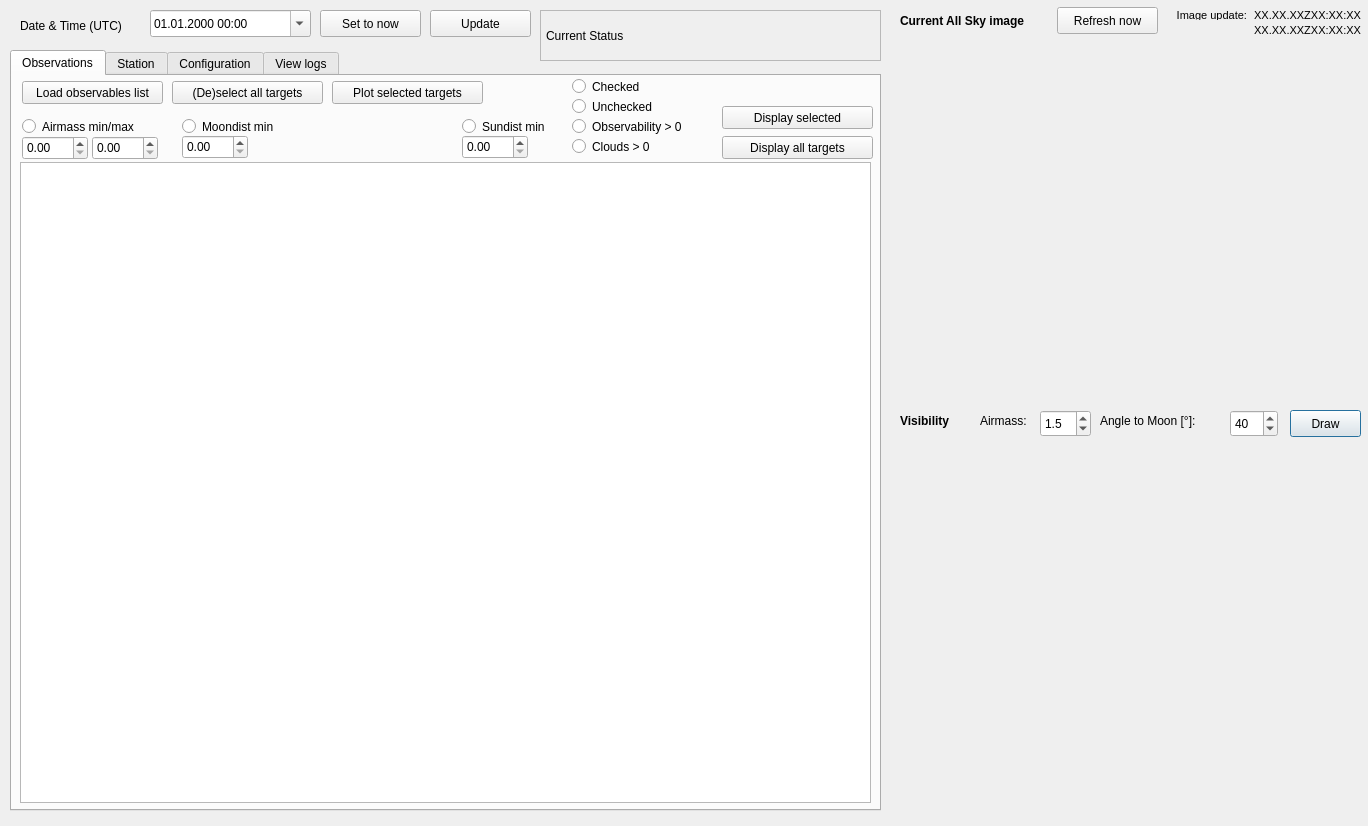
First picture: the form in pouet/design.ui, repository vbonvin/POUET, before the edit.
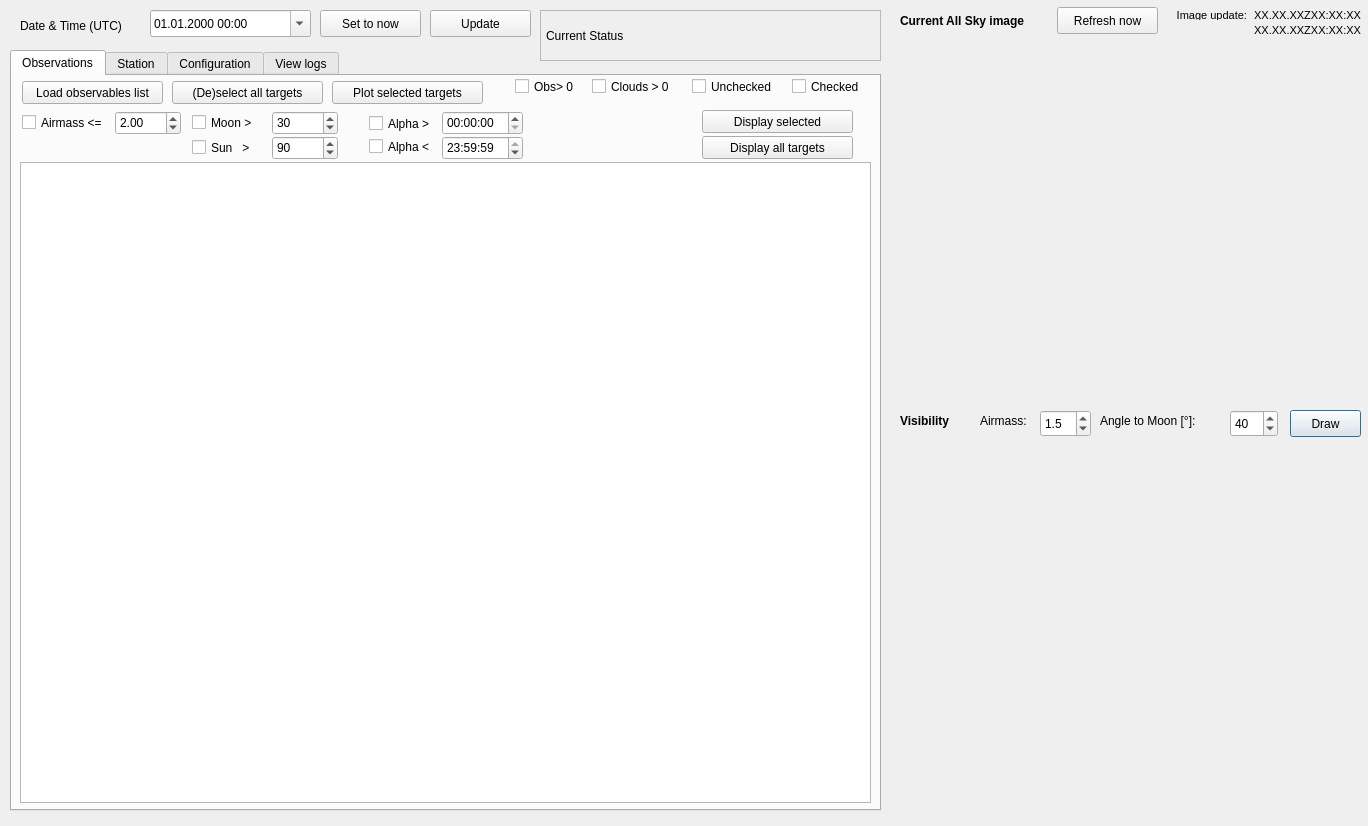
Second picture: the form after the edit.

Commit message: select and sort observables in the model now working. Missing alpha and delta selection atm

```diff
--- a/pouet/design.ui
+++ b/pouet/design.ui
@@ -308,8 +308,8 @@
     <widget class="QPushButton" name="displaySelectedObs">
      <property name="geometry">
       <rect>
-       <x>710</x>
-       <y>30</y>
+       <x>690</x>
+       <y>34</y>
        <width>151</width>
        <height>23</height>
       </rect>
@@ -318,43 +318,45 @@
       <string>Display selected</string>
      </property>
     </widget>
-    <widget class="QRadioButton" name="toggleAirmassObs">
+    <widget class="QCheckBox" name="toggleAirmassObs">
      <property name="geometry">
       <rect>
        <x>10</x>
-       <y>40</y>
-       <width>131</width>
+       <y>36</y>
+       <width>91</width>
        <height>21</height>
       </rect>
      </property>
      <property name="text">
-      <string>Airmass min/max</string>
-     </property>
-    </widget>
-    <widget class="QDoubleSpinBox" name="airmassMinObs">
-     <property name="geometry">
-      <rect>
-       <x>10</x>
-       <y>60</y>
-       <width>66</width>
-       <height>24</height>
-      </rect>
+      <string>Airmass &lt;=</string>
      </property>
     </widget>
     <widget class="QDoubleSpinBox" name="airmassMaxObs">
      <property name="geometry">
       <rect>
-       <x>80</x>
-       <y>60</y>
+       <x>103</x>
+       <y>35</y>
        <width>66</width>
        <height>24</height>
       </rect>
      </property>
+     <property name="minimum">
+      <double>1.000000000000000</double>
+     </property>
+     <property name="maximum">
+      <double>10.000000000000000</double>
+     </property>
+     <property name="singleStep">
+      <double>0.100000000000000</double>
+     </property>
+     <property name="value">
+      <double>2.000000000000000</double>
+     </property>
     </widget>
     <widget class="QPushButton" name="displayAllObs">
      <property name="geometry">
       <rect>
-       <x>710</x>
+       <x>690</x>
        <y>60</y>
        <width>151</width>
        <height>23</height>
@@ -364,58 +366,76 @@
       <string>Display all targets</string>
      </property>
     </widget>
-    <widget class="QRadioButton" name="toggleMoondistObs">
+    <widget class="QCheckBox" name="toggleMoondistObs">
      <property name="geometry">
       <rect>
-       <x>170</x>
-       <y>40</y>
-       <width>131</width>
+       <x>180</x>
+       <y>36</y>
+       <width>101</width>
        <height>21</height>
       </rect>
      </property>
      <property name="text">
-      <string>Moondist min</string>
+      <string>Moon &gt;</string>
      </property>
     </widget>
     <widget class="QDoubleSpinBox" name="moondistMinObs">
      <property name="geometry">
       <rect>
-       <x>170</x>
-       <y>59</y>
+       <x>260</x>
+       <y>35</y>
        <width>66</width>
        <height>24</height>
       </rect>
      </property>
+     <property name="decimals">
+      <number>0</number>
+     </property>
+     <property name="maximum">
+      <double>180.000000000000000</double>
+     </property>
+     <property name="value">
+      <double>30.000000000000000</double>
+     </property>
     </widget>
     <widget class="QDoubleSpinBox" name="sundistMinObs">
      <property name="geometry">
       <rect>
-       <x>450</x>
-       <y>59</y>
+       <x>260</x>
+       <y>60</y>
        <width>66</width>
        <height>24</height>
       </rect>
      </property>
+     <property name="decimals">
+      <number>0</number>
+     </property>
+     <property name="maximum">
+      <double>180.000000000000000</double>
+     </property>
+     <property name="value">
+      <double>90.000000000000000</double>
+     </property>
     </widget>
-    <widget class="QRadioButton" name="toggleSundistObs">
+    <widget class="QCheckBox" name="toggleSundistObs">
      <property name="geometry">
       <rect>
-       <x>450</x>
-       <y>40</y>
+       <x>180</x>
+       <y>61</y>
        <width>101</width>
        <height>21</height>
       </rect>
      </property>
      <property name="text">
-      <string>Sundist min</string>
+      <string>Sun   &gt;</string>
      </property>
     </widget>
-    <widget class="QRadioButton" name="toggleUncheckedObs">
+    <widget class="QCheckBox" name="toggleUncheckedObs">
      <property name="geometry">
       <rect>
-       <x>560</x>
-       <y>20</y>
-       <width>131</width>
+       <x>680</x>
+       <y>0</y>
+       <width>91</width>
        <height>21</height>
       </rect>
      </property>
@@ -423,25 +443,25 @@
       <string>Unchecked</string>
      </property>
     </widget>
-    <widget class="QRadioButton" name="toggleObservabilityObs">
+    <widget class="QCheckBox" name="toggleObservabilityObs">
      <property name="geometry">
       <rect>
-       <x>560</x>
-       <y>40</y>
-       <width>131</width>
+       <x>503</x>
+       <y>0</y>
+       <width>71</width>
        <height>21</height>
       </rect>
      </property>
      <property name="text">
-      <string>Observability &gt; 0</string>
+      <string>Obs&gt; 0</string>
      </property>
     </widget>
-    <widget class="QRadioButton" name="toggleCloudsObs">
+    <widget class="QCheckBox" name="toggleCloudsObs">
      <property name="geometry">
       <rect>
-       <x>560</x>
-       <y>60</y>
-       <width>131</width>
+       <x>580</x>
+       <y>0</y>
+       <width>91</width>
        <height>21</height>
       </rect>
      </property>
@@ -449,12 +469,12 @@
       <string>Clouds &gt; 0</string>
      </property>
     </widget>
-    <widget class="QRadioButton" name="toggleCheckedObs">
+    <widget class="QCheckBox" name="toggleCheckedObs">
      <property name="geometry">
       <rect>
-       <x>560</x>
+       <x>780</x>
        <y>0</y>
-       <width>131</width>
+       <width>81</width>
        <height>21</height>
       </rect>
      </property>
@@ -462,6 +482,98 @@
       <string>Checked</string>
      </property>
     </widget>
+    <widget class="QTimeEdit" name="alphaMinObs">
+     <property name="geometry">
+      <rect>
+       <x>430</x>
+       <y>35</y>
+       <width>81</width>
+       <height>24</height>
+      </rect>
+     </property>
+     <property name="dateTime">
+      <datetime>
+       <hour>0</hour>
+       <minute>0</minute>
+       <second>0</second>
+       <year>1999</year>
+       <month>9</month>
+       <day>30</day>
+      </datetime>
+     </property>
+     <property name="maximumTime">
+      <time>
+       <hour>22</hour>
+       <minute>59</minute>
+       <second>59</second>
+      </time>
+     </property>
+     <property name="minimumTime">
+      <time>
+       <hour>0</hour>
+       <minute>0</minute>
+       <second>0</second>
+      </time>
+     </property>
+     <property name="displayFormat">
+      <string>hh:mm:ss</string>
+     </property>
+     <property name="timeSpec">
+      <enum>Qt::UTC</enum>
+     </property>
+    </widget>
+    <widget class="QTimeEdit" name="alphaMaxObs">
+     <property name="geometry">
+      <rect>
+       <x>430</x>
+       <y>60</y>
+       <width>81</width>
+       <height>24</height>
+      </rect>
+     </property>
+     <property name="dateTime">
+      <datetime>
+       <hour>23</hour>
+       <minute>59</minute>
+       <second>59</second>
+       <year>1999</year>
+       <month>8</month>
+       <day>30</day>
+      </datetime>
+     </property>
+     <property name="displayFormat">
+      <string>hh:mm:ss</string>
+     </property>
+     <property name="timeSpec">
+      <enum>Qt::UTC</enum>
+     </property>
+    </widget>
+    <widget class="QCheckBox" name="toggleAlphaMinObs">
+     <property name="geometry">
+      <rect>
+       <x>357</x>
+       <y>37</y>
+       <width>71</width>
+       <height>21</height>
+      </rect>
+     </property>
+     <property name="text">
+      <string>Alpha &gt;</string>
+     </property>
+    </widget>
+    <widget class="QCheckBox" name="toggleAlphaMaxObs">
+     <property name="geometry">
+      <rect>
+       <x>357</x>
+       <y>60</y>
+       <width>71</width>
+       <height>21</height>
+      </rect>
+     </property>
+     <property name="text">
+      <string>Alpha &lt;</string>
+     </property>
+    </widget>
    </widget>
    <widget class="QWidget" name="weather">
     <attribute name="title">
```
The commit also changes 3 other files.
